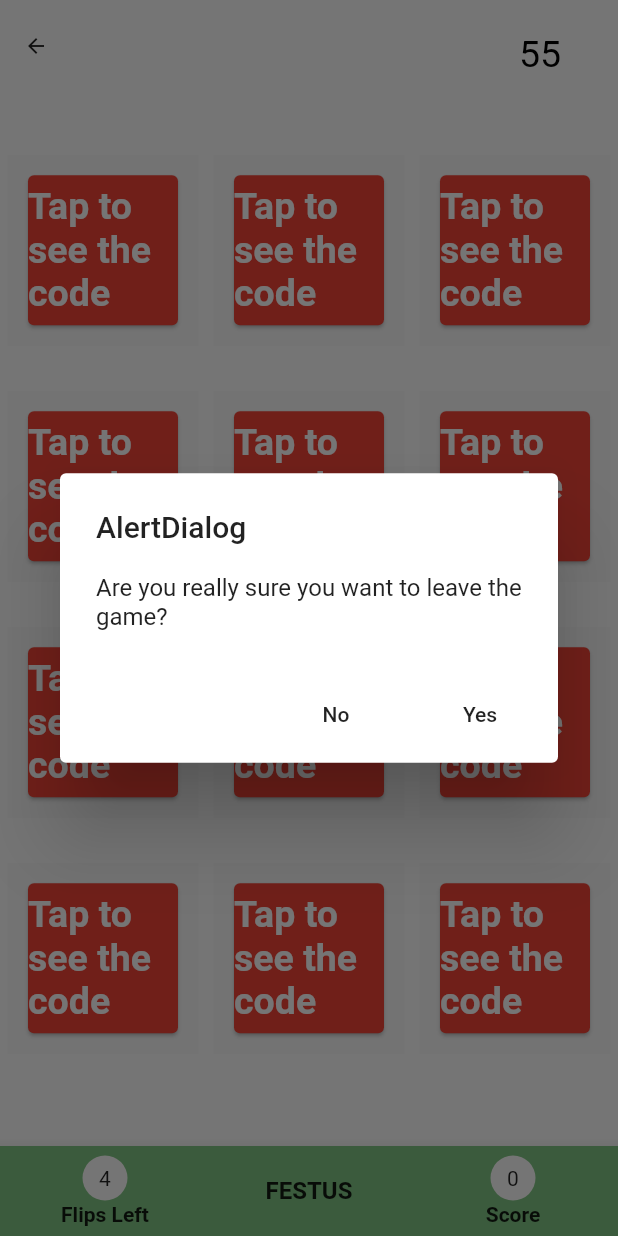
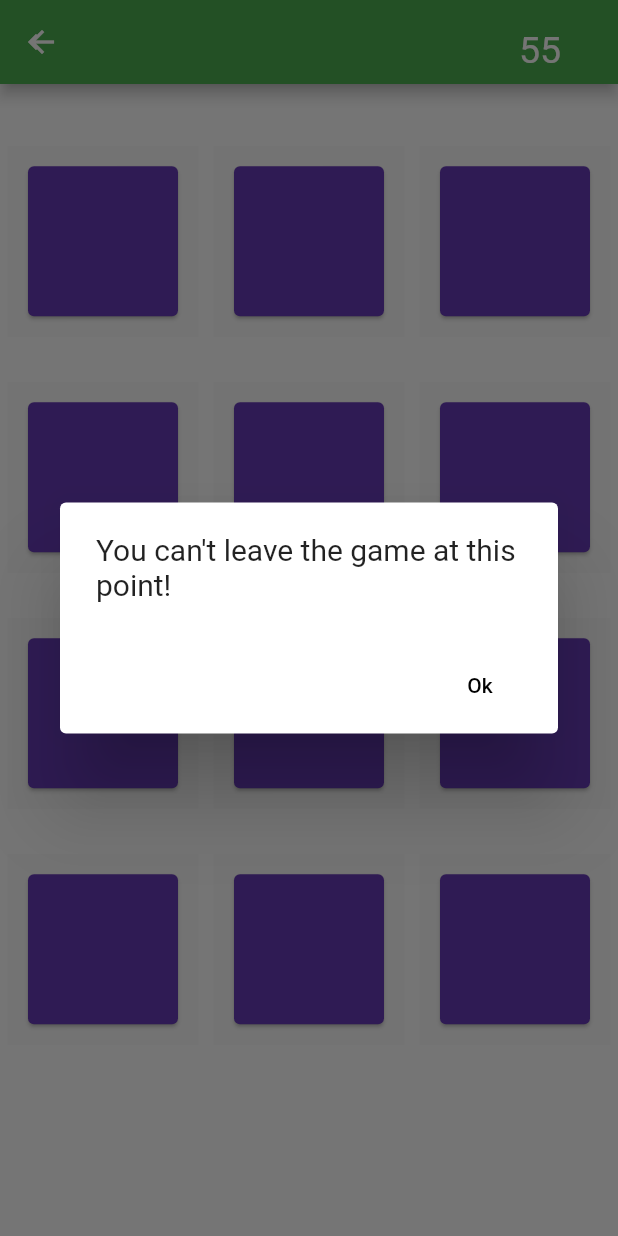
Before and after one commit to Ayobami-00/Flipper, a Flutter app: the GameRoom screen opened directly, after a tap on the "arrow back" icon, on a phone screen of 412 x 824 dp. Run offline on Flutter 3.47's test engine with Material 2 defaults, Android fonts, the phone set to English and light mode, and no system bars; our stand-ins replace bloc, equatable, flutter_bloc, flutter_screenutil, fluttertoast, hive and 3 more; accounts and stored records are empty; network calls fail.

Commit message:
fixed up a lot of things -- it should be done soon- currently adding high scores page and also testing the quiz page

```diff
--- a/flipper_app/lib/bloc/game/bloc/game_bloc.dart
+++ b/flipper_app/lib/bloc/game/bloc/game_bloc.dart
@@ -1,4 +1,5 @@
 import 'dart:async';
+import 'dart:io';
 
 import 'package:bloc/bloc.dart';
 import 'package:equatable/equatable.dart';
@@ -104,54 +105,73 @@ class GameBloc extends Bloc<GameEvent, GameState> {
       //   },
       // };
 
-
       final cardDataBox = await Hive.openBox('cardsData');
-
+      List<CardData> cardDataList = [];
       for (int index = 0; index < 12; index++) {
-        final cardData = CardData(
+        CardData cardData = CardData(
             index: index,
             stay_flipped_open: false,
             do_animation: true,
             image: shuffled_image_list[index]);
-        cardDataBox.add(cardData);
+        cardDataList.add(cardData);
       }
 
+      await cardDataBox.put("cardsData", cardDataList);
 
       final gameRoomData = await Hive.openBox('gameRoomData');
       await gameRoomData.put("gameScore", 0);
       int score = gameRoomData.get("gameScore") as int;
+      print("Initial Score: $score");
       // Hive.close();
 
-      yield (GamePageLoaded(score: score,status: false, init: true));
+      yield (GamePageLoaded(
+          status: false, init: true, cardDataList: cardDataList));
     } else if (event is VerifyGamePage) {
+      yield  GameInitial();
       if (event.cardData1.image == event.cardData2.image) {
         final cardDataBox = Hive.box('cardsData');
-        await cardDataBox.putAt(
-            event.cardData1.index,
-            CardData(
-                index: event.cardData1.index,
-                stay_flipped_open: true,
-                do_animation: true,
-                image: event.cardData1.image));
+        List<CardData> cardDataList =
+            await cardDataBox.get("cardsData") as List<CardData>;
+        cardDataList[event.cardData1.index] = CardData(
+            index: event.cardData1.index,
+            stay_flipped_open: true,
+            do_animation: false,
+            image: event.cardData1.image);
 
-        await cardDataBox.putAt(
-            event.cardData2.index,
-            CardData(
-                index: event.cardData2.index,
-                stay_flipped_open: true,
-                do_animation: true,
-                image: event.cardData2.image));
+        cardDataList[event.cardData2.index] = CardData(
+            index: event.cardData2.index,
+            stay_flipped_open: true,
+            do_animation: false,
+            image: event.cardData2.image);
+        print(cardDataList);
+        await cardDataBox.put("cardsData", cardDataList);
 
         final gameRoomData = await Hive.openBox('gameRoomData');
-        int score = gameRoomData.get("gameScore") + 5;
+        int score = await gameRoomData.get("gameScore") as int;
+        await gameRoomData.put("gameScore", score+5);
+        print("Updated Score: ${score+5}");
 
-        yield (GamePageLoaded(score: score,status: true, init: false));
+        await Future.delayed(const Duration(milliseconds: 400));
+        yield (GamePageLoaded(
+            status: true,
+            init: false,
+            cardDataList: cardDataList));
       } else {
-        final gameRoomData = Hive.box('gameRoomData');
-        int score = gameRoomData.get("gameScore") - 5;
+        yield  GameInitial();
+        final cardDataBox = Hive.box('cardsData');
+        List<CardData> cardDataList =
+            await cardDataBox.get("cardsData") as List<CardData>;
+            print("No match $cardDataList");
 
-        yield (GamePageLoaded(score: score,status: false, init: false));
-
+        final gameRoomData = await Hive.openBox('gameRoomData');
+        int score = await gameRoomData.get("gameScore") as int;
+        print("Updated Score: ${score}");
+        await Future.delayed(const Duration(milliseconds: 500));
+        yield (GamePageLoaded(
+          status: false,
+          init: false,
+          cardDataList: cardDataList,
+        ));
       }
     }
   }
--- a/flipper_app/lib/bloc/game/bloc/game_state.dart
+++ b/flipper_app/lib/bloc/game/bloc/game_state.dart
@@ -11,12 +11,12 @@ class GameInitial extends GameState {
 
 class GamePageLoaded extends GameState {
 
-  final int score;
   final bool status;
   final bool init;
+  final List<CardData> cardDataList;
 
 
-  GamePageLoaded({@required this.score,@required this.status,@required this.init,});
+  GamePageLoaded({@required this.status,@required this.init,this.cardDataList});
 
   @override
   List<Object> get props => [];
--- a/flipper_app/lib/main.dart
+++ b/flipper_app/lib/main.dart
@@ -11,7 +11,7 @@ void main() async {
   WidgetsFlutterBinding.ensureInitialized();
   final appDocumentDir = await path_provider.getApplicationDocumentsDirectory();
   Hive.init(appDocumentDir.path);
-  Hive.registerAdapter(CardDataAdapter());
+  // Hive.registerAdapter(CardDataAdapter());
   // await Hive.openBox<CardData>('cardsData');
   // await Hive.openBox('gameRoomData');
   runApp(MyApp());
--- /dev/null
+++ b/flipper_app/lib/models/scores_data.dart
@@ -0,0 +1,21 @@
+import 'package:flutter/material.dart';
+import 'package:hive/hive.dart';
+
+
+part 'scores_data.g.dart';
+
+@HiveType()
+class ScoresData {
+
+  @HiveField(0)
+  final String username;
+
+  @HiveField(1)
+  final String score;
+
+   @HiveField(2)
+  final String date;
+
+  ScoresData({@required this.username,@required this.score, @required this.date});
+
+}
--- a/flipper_app/lib/ui/pages/game.dart
+++ b/flipper_app/lib/ui/pages/game.dart
@@ -16,7 +16,6 @@ class GameRoom extends StatefulWidget {
 }
 
 class _GameRoomState extends State<GameRoom> {
-
   Future<String> getStringValuesSF() async {
     SharedPreferences prefs = await SharedPreferences.getInstance();
     String stringValue = prefs.getString('USERNAME');
@@ -35,7 +34,6 @@ class _GameRoomState extends State<GameRoom> {
   void initState() {
     // _intializeBox();
     super.initState();
-
   }
 
   @override
@@ -55,38 +53,38 @@ class _GameRoomState extends State<GameRoom> {
 
     double appHeight = MediaQuery.of(context).size.height;
     double appWidth = MediaQuery.of(context).size.width;
-    return BlocListener<GameBloc, GameState>(
-        listener: (BuildContext context, GameState state) {
-      if (state is GamePageLoaded) {
-        if (!state.init) {
-          if (state.status) {
-            Fluttertoast.showToast(
-                msg: "Great one!",
-                toastLength: Toast.LENGTH_SHORT,
-                gravity: ToastGravity.TOP,
-                backgroundColor: Colors.red,
-                textColor: Colors.white,
-                fontSize: 16.0);
-          } else {
-            Fluttertoast.showToast(
-                msg: "Ouch! Try again!",
-                toastLength: Toast.LENGTH_SHORT,
-                gravity: ToastGravity.TOP,
-                backgroundColor: Colors.red,
-                textColor: Colors.white,
-                fontSize: 16.0);
-          }
-        }
-      }
-    }, child: BlocBuilder<GameBloc, GameState>(
-            builder: (BuildContext context, GameState state) {
-      List<Map<String, dynamic>> test_list = [];
-      if (state is GamePageLoaded) {
-        return Scaffold(
-          backgroundColor: Colors.white,
-          body: SafeArea(
-              child: Column(
-            children: <Widget>[
+    return WillPopScope(
+      onWillPop: () async {
+        // set up the buttons
+        Widget cancelButton = FlatButton(
+          child: Text("Ok", style: TextStyle(color: Colors.black)),
+          onPressed: () {
+            Navigator.pop(context);
+          },
+        );
+        // set up the AlertDialog
+        AlertDialog alert = AlertDialog(
+          // title: Text("AlertDialog"),
+          content: Text("You can't leave the game at this point!",
+              style: TextStyle(fontSize: 20.0)),
+          actions: [
+            cancelButton,
+          ],
+        );
+
+        // show the dialog
+        showDialog(
+          context: context,
+          builder: (BuildContext context) {
+            return alert;
+          },
+        );
+        return false;
+      },
+      child: Scaffold(
+          appBar: AppBar(
+            backgroundColor: Colors.green,
+            actions: <Widget>[
               Expanded(
                 flex: 1,
                 child: Row(
@@ -96,26 +94,20 @@ class _GameRoomState extends State<GameRoom> {
                       onPressed: () {
                         // set up the buttons
                         Widget cancelButton = FlatButton(
-                          child: Text("No"),
+                          child:
+                              Text("Ok", style: TextStyle(color: Colors.black)),
                           onPressed: () {
-                            Navigator.pop(context);
-                          },
-                        );
-                        Widget continueButton = FlatButton(
-                          child: Text("Yes"),
-                          onPressed: () {
-                            Navigator.pop(context);
                             Navigator.pop(context);
                           },
                         );
                         // set up the AlertDialog
                         AlertDialog alert = AlertDialog(
-                          title: Text("AlertDialog"),
+                          // title: Text("AlertDialog"),
                           content: Text(
-                              "Are you really sure you want to leave the game?"),
+                              "You can't leave the game at this point!",
+                              style: TextStyle(fontSize: 20.0)),
                           actions: [
                             cancelButton,
-                            continueButton,
                           ],
                         );
 
@@ -154,7 +146,7 @@ class _GameRoomState extends State<GameRoom> {
                           AlertDialog alert = AlertDialog(
                             title: Text("AlertDialog"),
                             content: Text(
-                              "Oops your time has run out! Your score was ${state.score}!"),
+                                "Oops your time has run out! Your score was {state.score}!"),
                             actions: [
                               cancelButton,
                               continueButton,
@@ -170,32 +162,59 @@ class _GameRoomState extends State<GameRoom> {
                           );
                         },
                         countDownTimerStyle: TextStyle(
-                            color: Colors.black, fontSize: 25.0, height: 1.2),
+                            color: Colors.white, fontSize: 25.0, height: 1.2),
                       ),
                     ),
                   ],
                 ),
               ),
+            ],
+          ),
+          backgroundColor: Colors.white,
+          body: BlocListener<GameBloc, GameState>(
+              listener: (BuildContext context, GameState state) {
+            if (state is GamePageLoaded) {
+              if (!state.init) {
+                if (state.status) {
+                  Fluttertoast.showToast(
+                      msg: "Great one!",
+                      toastLength: Toast.LENGTH_SHORT,
+                      gravity: ToastGravity.BOTTOM,
+                      backgroundColor: Colors.green,
+                      textColor: Colors.white,
+                      fontSize: 16.0);
+                } else {
+                  Fluttertoast.showToast(
+                      msg: "Ouch! Try again!",
+                      toastLength: Toast.LENGTH_SHORT,
+                      gravity: ToastGravity.BOTTOM,
+                      backgroundColor: Colors.red,
+                      textColor: Colors.white,
+                      fontSize: 16.0);
+                }
+              }
+            }
+          }, child: BlocBuilder<GameBloc, GameState>(
+                  builder: (BuildContext context, GameState state) {
+            List<Map<String, dynamic>> test_list = [];
+            if (state is GamePageLoaded) {
+              return SafeArea(
+                  child: Column(
+                children: <Widget>[
                   SizedBox(height: appHeight / 20),
                   Expanded(
                     flex: 10,
                     child: Container(
-                    child: ValueListenableBuilder(
-                  valueListenable: Hive.box('cardsData').listenable(),
-                  builder: (context, Box<dynamic> box, _) {
-                    if (box.values.isEmpty) {
-                      return Text('data is empty');
-                    } else {
-                      return GridView.builder(
+                        child: GridView.builder(
                             padding: EdgeInsets.only(left: 5.0, right: 5.0),
-                          itemCount: box.values.length,
+                            itemCount: state.cardDataList.length,
                             gridDelegate:
                                 SliverGridDelegateWithFixedCrossAxisCount(
                                     crossAxisCount: 3,
                                     mainAxisSpacing: 30.0,
                                     crossAxisSpacing: 10.0),
                             itemBuilder: (BuildContext context, int index) {
-                            CardData cardData = box.getAt(index);
+                              CardData cardData = state.cardDataList[index];
                               return Container(
                                 child: FlipperWidget(
                                   index: cardData.index,
@@ -204,77 +223,74 @@ class _GameRoomState extends State<GameRoom> {
                                   image: cardData.image,
                                 ),
                               );
-                            ;
-                          });
-                    }
-                  },
-                )),
+                            })),
                   ),
                   SizedBox(height: appHeight / 20),
                 ],
-          )),
-          bottomNavigationBar: BottomAppBar(
-              child: Container(
-            color: Colors.green[300],
-            padding: EdgeInsets.symmetric(horizontal: 2, vertical: 5.0),
-            height: 60,
-            child: Row(
-              crossAxisAlignment: CrossAxisAlignment.center,
-              mainAxisAlignment: MainAxisAlignment.spaceEvenly,
-              children: <Widget>[
-                Expanded(
-                  child: Column(
-                    mainAxisAlignment: MainAxisAlignment.spaceEvenly,
-                    children: <Widget>[
-                      Container(
-                          height: 30.0,
-                          width: 30.0,
-                          decoration: BoxDecoration(
-                              shape: BoxShape.circle, color: Colors.white),
-                          child: Center(child: Text('4'))),
-                      Text("Flips Left",
-                          style: TextStyle(
-                            fontWeight: FontWeight.bold,
-                          ))
-                    ],
-                  ),
-                ),
-                Expanded(
-                  child: Column(
-                    mainAxisAlignment: MainAxisAlignment.spaceEvenly,
-                    children: <Widget>[
-                      Text("FESTUS",
-                          style: TextStyle(
-                              fontWeight: FontWeight.bold, fontSize: 16.0))
-                    ],
-                  ),
-                ),
-                Expanded(
-                  child: Column(
-                    mainAxisAlignment: MainAxisAlignment.spaceEvenly,
-                    children: <Widget>[
-                      Container(
-                          height: 30.0,
-                          width: 30.0,
-                          decoration: BoxDecoration(
-                              shape: BoxShape.circle, color: Colors.white),
-                          child: Center(child: Text(state.score.toString()))),
-                      Text("Score",
-                          style: TextStyle(
-                            fontWeight: FontWeight.bold,
-                          ))
-                    ],
-                  ),
-                ),
-              ],
-            ),
-          )),
-        );
+              ));
+              // bottomNavigationBar: BottomAppBar(
+              //     child: Container(
+              //   color: Colors.green[300],
+              //   padding: EdgeInsets.symmetric(horizontal: 2, vertical: 5.0),
+              //   height: 60,
+              //   child: Row(
+              //     crossAxisAlignment: CrossAxisAlignment.center,
+              //     mainAxisAlignment: MainAxisAlignment.spaceEvenly,
+              //     children: <Widget>[
+              //       Expanded(
+              //         child: Column(
+              //           mainAxisAlignment: MainAxisAlignment.spaceEvenly,
+              //           children: <Widget>[
+              //             Container(
+              //                 height: 30.0,
+              //                 width: 30.0,
+              //                 decoration: BoxDecoration(
+              //                     shape: BoxShape.circle, color: Colors.white),
+              //                 child: Center(child: Text('4'))),
+              //             Text("Flips Left",
+              //                 style: TextStyle(
+              //                   fontWeight: FontWeight.bold,
+              //                 ))
+              //           ],
+              //         ),
+              //       ),
+              //       Expanded(
+              //         child: Column(
+              //           mainAxisAlignment: MainAxisAlignment.spaceEvenly,
+              //           children: <Widget>[
+              //             Text("FESTUS",
+              //                 style: TextStyle(
+              //                     fontWeight: FontWeight.bold, fontSize: 16.0))
+              //           ],
+              //         ),
+              //       ),
+              //       Expanded(
+              //         child: Column(
+              //           mainAxisAlignment: MainAxisAlignment.spaceEvenly,
+              //           children: <Widget>[
+              //             Container(
+              //                 height: 30.0,
+              //                 width: 30.0,
+              //                 decoration: BoxDecoration(
+              //                     shape: BoxShape.circle, color: Colors.white),
+              //                 child: Center(child: Text(state.score.toString()))),
+              //             Text("Score",
+              //                 style: TextStyle(
+              //                   fontWeight: FontWeight.bold,
+              //                 ))
+              //           ],
+              //         ),
+              //       ),
+              //     ],
+              //   ),
+              // )),
+              // );
             } else if (state is GameInitial) {
               return Loading();
             } else {
               return Loading();
             }
-    }));
+          }))),
+    );
   }
 }
--- a/flipper_app/lib/ui/pages/home.dart
+++ b/flipper_app/lib/ui/pages/home.dart
@@ -129,11 +129,22 @@ class _HomePageState extends State<HomePage> {
                                               fontSize: 30.0,
                                               fontWeight: FontWeight.bold),
                                         )
-                                      : Text("GUEST",
-                                      style: TextStyle(
-                                            color: Colors.white,
-                                              fontSize: 30.0,
-                                              fontWeight: FontWeight.bold),
+                                      : Column(
+                                        children: <Widget>[
+                                          Text("GUEST",
+                                          style: TextStyle(
+                                                color: Colors.white,
+                                                  fontSize: 30.0,
+                                                  fontWeight: FontWeight.bold),
+                                          ),
+                                          SizedBox(height: Sizes.s4,),
+                                          Text("Tap to change",
+                                          style: TextStyle(
+                                                color: Colors.white,
+                                                  fontSize: 14.0,
+                                                  fontWeight: FontWeight.bold),
+                                          ),
+                                        ],
                                       );
                                 },
                               ),
--- a/flipper_app/lib/ui/widgets/flipper.dart
+++ b/flipper_app/lib/ui/widgets/flipper.dart
@@ -90,7 +90,7 @@ class _FlipperWidgetState extends State<FlipperWidget>
 
       print(cardData1.image);
       print(cardData2.image);
-
+      await Future.delayed(const Duration(milliseconds: 500));
       BlocProvider.of<GameBloc>(context).add(VerifyGamePage(cardData1: cardData1, cardData2: cardData2));
 
     }
@@ -134,20 +134,10 @@ class CardOne extends StatelessWidget {
   @override
   Widget build(BuildContext context) {
     return Card(
-      color: Colors.red,
+      color: Colors.deepPurple,
       child: Container(
         width: 100,
         height: 100,
-        child: Center(
-          child: Text(
-            "Tap to see the code",
-            style: TextStyle(
-              color: Colors.white,
-              fontWeight: FontWeight.bold,
-              fontSize: 25.0,
-            ),
-          ),
-        ),
       ),
     );
   }
```
Also changed, not shown: flipper_app/lib/models/scores_data.g.dart (added). Lines whose indentation alone changed are shown as unchanged.
